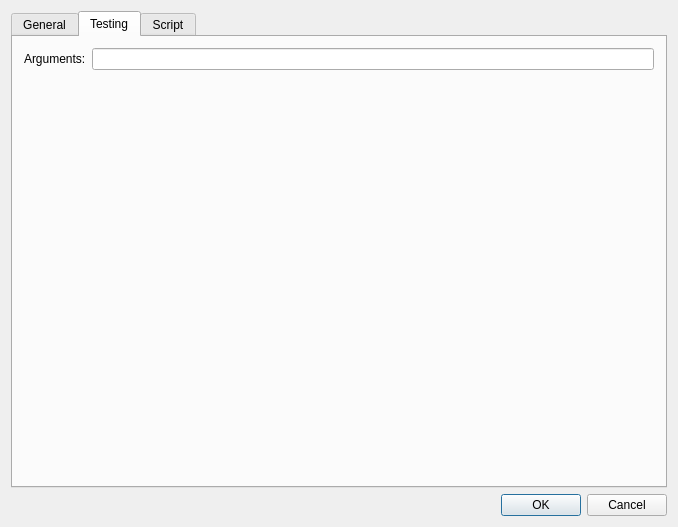
This is Menus/SettingsEditor.ui in stijnherfst/HiveWE as Qt 5 draws it before an edit. The edited form follows.
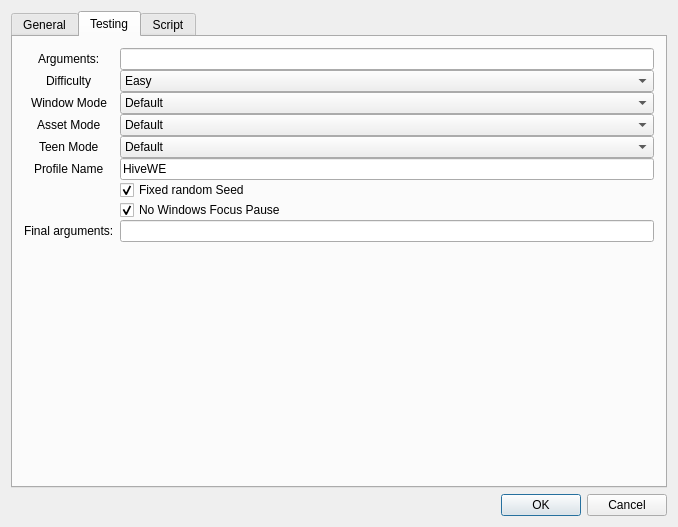
This is the edited form. The open tabs and pages were chosen to show the change.

Commit message: Add Testing options to Settings

```diff
--- a/Menus/SettingsEditor.ui
+++ b/Menus/SettingsEditor.ui
@@ -77,15 +77,194 @@
          <string>Testing</string>
         </attribute>
         <layout class="QFormLayout" name="formLayout">
-         <item row="0" column="0">
-          <widget class="QLabel" name="label">
-           <property name="text">
-            <string>Arguments:</string>
+         <property name="labelAlignment">
+          <set>Qt::AlignLeading|Qt::AlignLeft|Qt::AlignTop</set>
+         </property>
+         <property name="verticalSpacing">
+          <number>6</number>
+         </property>
+         <item row="0" column="0" colspan="2">
+          <layout class="QFormLayout" name="formLayout_4">
+           <property name="labelAlignment">
+            <set>Qt::AlignHCenter|Qt::AlignTop</set>
            </property>
-          </widget>
-         </item>
-         <item row="0" column="1">
-          <widget class="QLineEdit" name="testArgs"/>
+           <property name="horizontalSpacing">
+            <number>6</number>
+           </property>
+           <property name="verticalSpacing">
+            <number>0</number>
+           </property>
+           <item row="0" column="0">
+            <widget class="QLabel" name="label">
+             <property name="text">
+              <string>Arguments:</string>
+             </property>
+            </widget>
+           </item>
+           <item row="0" column="1">
+            <widget class="QLineEdit" name="userArgs"/>
+           </item>
+           <item row="1" column="0">
+            <widget class="QLabel" name="label_9">
+             <property name="text">
+              <string>Difficulty</string>
+             </property>
+            </widget>
+           </item>
+           <item row="1" column="1">
+            <widget class="QComboBox" name="diff">
+             <property name="currentText">
+              <string>Normal</string>
+             </property>
+             <item>
+              <property name="text">
+               <string>Easy</string>
+              </property>
+             </item>
+             <item>
+              <property name="text">
+               <string>Normal</string>
+              </property>
+             </item>
+             <item>
+              <property name="text">
+               <string>Hard</string>
+              </property>
+             </item>
+            </widget>
+           </item>
+           <item row="2" column="0">
+            <widget class="QLabel" name="label_8">
+             <property name="text">
+              <string>Window Mode</string>
+             </property>
+            </widget>
+           </item>
+           <item row="2" column="1">
+            <widget class="QComboBox" name="windowmode">
+             <item>
+              <property name="text">
+               <string>Default</string>
+              </property>
+             </item>
+             <item>
+              <property name="text">
+               <string>Windowed</string>
+              </property>
+             </item>
+             <item>
+              <property name="text">
+               <string>Windowed Fullscreen</string>
+              </property>
+             </item>
+             <item>
+              <property name="text">
+               <string>Fullscreen</string>
+              </property>
+             </item>
+            </widget>
+           </item>
+           <item row="3" column="0">
+            <widget class="QLabel" name="label_10">
+             <property name="text">
+              <string>Asset Mode</string>
+             </property>
+            </widget>
+           </item>
+           <item row="3" column="1">
+            <widget class="QComboBox" name="testhd">
+             <item>
+              <property name="text">
+               <string>Default</string>
+              </property>
+             </item>
+             <item>
+              <property name="text">
+               <string>HD</string>
+              </property>
+             </item>
+             <item>
+              <property name="text">
+               <string>SD</string>
+              </property>
+             </item>
+            </widget>
+           </item>
+           <item row="4" column="0">
+            <widget class="QLabel" name="label_11">
+             <property name="text">
+              <string>Teen Mode</string>
+             </property>
+            </widget>
+           </item>
+           <item row="4" column="1">
+            <widget class="QComboBox" name="testteen">
+             <item>
+              <property name="text">
+               <string>Default</string>
+              </property>
+             </item>
+             <item>
+              <property name="text">
+               <string>On</string>
+              </property>
+             </item>
+             <item>
+              <property name="text">
+               <string>Off</string>
+              </property>
+             </item>
+            </widget>
+           </item>
+           <item row="5" column="0">
+            <widget class="QLabel" name="label_12">
+             <property name="text">
+              <string>Profile Name</string>
+             </property>
+            </widget>
+           </item>
+           <item row="5" column="1">
+            <widget class="QLineEdit" name="profile">
+             <property name="text">
+              <string>HiveWE</string>
+             </property>
+            </widget>
+           </item>
+           <item row="6" column="1">
+            <widget class="QCheckBox" name="fixedseed">
+             <property name="text">
+              <string>Fixed random Seed</string>
+             </property>
+             <property name="checked">
+              <bool>true</bool>
+             </property>
+            </widget>
+           </item>
+           <item row="7" column="1">
+            <widget class="QCheckBox" name="nowfpause">
+             <property name="text">
+              <string>No Windows Focus Pause</string>
+             </property>
+             <property name="checked">
+              <bool>true</bool>
+             </property>
+            </widget>
+           </item>
+           <item row="8" column="0">
+            <widget class="QLabel" name="label_7">
+             <property name="text">
+              <string>Final arguments:</string>
+             </property>
+            </widget>
+           </item>
+           <item row="8" column="1">
+            <widget class="QLineEdit" name="testArgs">
+             <property name="readOnly">
+              <bool>true</bool>
+             </property>
+            </widget>
+           </item>
+          </layout>
          </item>
         </layout>
        </widget>
```
Left out of the diff: 14 changed lines with no effect on the pictures. The commit also changes 4 other files.
